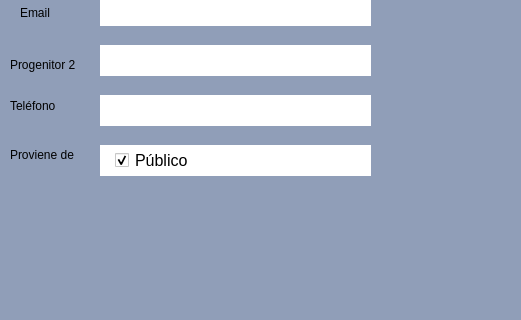
Before: the Qt Designer form templates/Info.ui in Doblepe/PAM-GUI, drawn with Qt 5; both pictures show x 0 to 521 and y 395 to 715 of the 1120 by 715 pixel window.
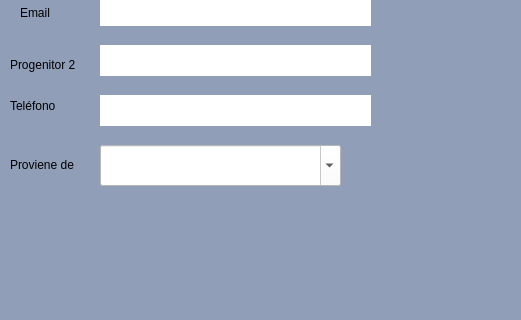
After: the same form once the commit is applied.

Patch:
```diff
--- a/templates/Info.ui
+++ b/templates/Info.ui
@@ -231,7 +231,7 @@
    <property name="geometry">
     <rect>
      <x>10</x>
-     <y>540</y>
+     <y>550</y>
      <width>81</width>
      <height>20</height>
     </rect>
@@ -336,37 +336,6 @@
 font: 12pt &quot;MS Shell Dlg 2&quot;;</string>
    </property>
   </widget>
-  <widget class="QCheckBox" name="Public">
-   <property name="geometry">
-    <rect>
-     <x>100</x>
-     <y>540</y>
-     <width>271</width>
-     <height>31</height>
-    </rect>
-   </property>
-   <property name="font">
-    <font>
-     <family>MS Shell Dlg 2</family>
-     <pointsize>12</pointsize>
-     <weight>50</weight>
-     <italic>false</italic>
-     <bold>false</bold>
-    </font>
-   </property>
-   <property name="styleSheet">
-    <string notr="true">background-color:white;
-border-radius: 20px;
-font: 12pt &quot;MS Shell Dlg 2&quot;;
-padding-left: 15px</string>
-   </property>
-   <property name="text">
-    <string>Público</string>
-   </property>
-   <property name="checked">
-    <bool>true</bool>
-   </property>
-  </widget>
   <widget class="QPushButton" name="BtnEdit">
    <property name="geometry">
     <rect>
@@ -422,6 +391,24 @@
     <string>Dar alta</string>
    </property>
   </widget>
+  <widget class="QComboBox" name="comboPublic">
+   <property name="geometry">
+    <rect>
+     <x>100</x>
+     <y>540</y>
+     <width>241</width>
+     <height>41</height>
+    </rect>
+   </property>
+   <property name="styleSheet">
+    <string notr="true">color: black; 
+background: white;
+</string>
+   </property>
+   <property name="editable">
+    <bool>true</bool>
+   </property>
+  </widget>
  </widget>
  <resources/>
  <connections/>
```
